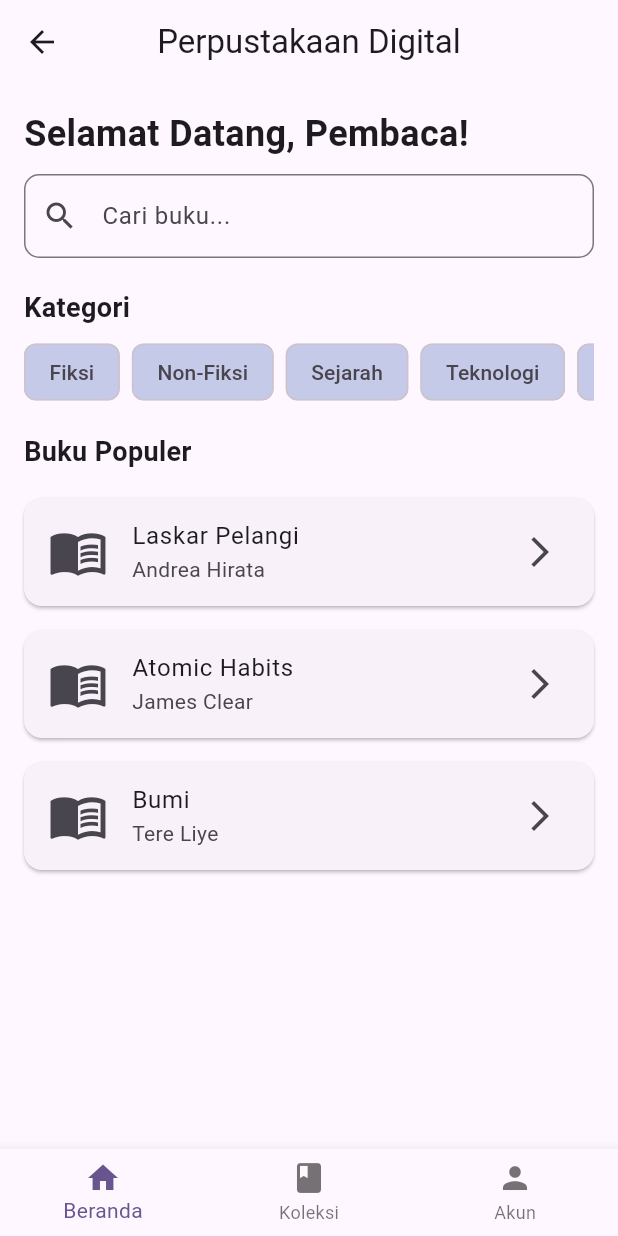
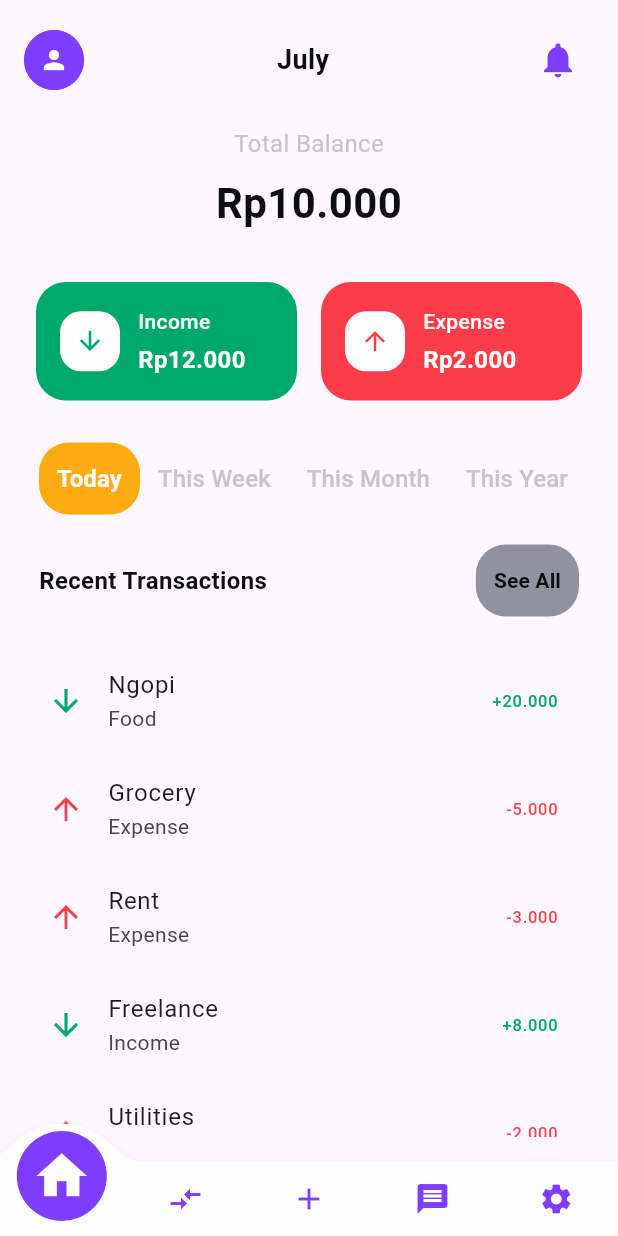
Before and after one commit to wirasyf/Budget-App, a Flutter app: the HomePage screen opened directly, on a phone screen of 412 x 824 dp. Run offline on Flutter 3.47's test engine with Material 3 defaults, Android fonts, the phone set to English and light mode, and no system bars; drawn by our look-alikes of convex_bottom_bar; our stand-ins replace firebase_core; accounts and stored records are empty.

Commit message:
membuat ui homepage

```diff
--- a/lib/auth/login.dart
+++ b/lib/auth/login.dart
@@ -1,5 +1,6 @@
 import 'package:flutter/material.dart';
-import 'package:flutter1/home/home.dart';
+import 'package:flutter1/main/home.dart';
+// import 'package:flutter1/home/home.dart';
 
 class LoginPage extends StatefulWidget {
   const LoginPage({super.key});
@@ -144,7 +145,7 @@ class _LoginPageState extends State<LoginPage> {
                   onPressed: () {
                     Navigator.push(
                       context,
-                      MaterialPageRoute(builder: (context) => const HomePage()),
+                      MaterialPageRoute(builder: (context) => HomePage()),
                     );
                   },
                   style: ElevatedButton.styleFrom(
--- /dev/null
+++ b/lib/const/color.dart
@@ -0,0 +1,11 @@
+import 'package:flutter/material.dart';
+
+final Color appGreen = const Color(0xFF00A86B);
+final Color appRed = const Color(0xFFFD3C4A);
+final Color appPrimary = const Color(0xFF7F3DFF);
+final Color appViolet = const Color.fromARGB(255, 176, 151, 227);
+final Color appYellow = const Color(0xFFFCAC12);
+final Color appGrey = const Color(0xFF91919F);
+final Color appBlack = const Color(0xFF0D0E0F);
+final Color appWhite = const Color(0xFFFCFCFC);
+final Color appBlackSoft = const Color(0xFFC6C6C6);
--- a/lib/home/home.dart
+++ /dev/null
@@ -1,109 +0,0 @@
-import 'package:flutter/material.dart';
-
-void main() {
-  runApp(const LibraryApp());
-}
-
-class LibraryApp extends StatelessWidget {
-  const LibraryApp({super.key});
-
-  @override
-  Widget build(BuildContext context) {
-    return MaterialApp(
-      title: 'Perpustakaan Digital',
-      debugShowCheckedModeBanner: false,
-      theme: ThemeData(
-        primarySwatch: Colors.indigo,
-      ),
-      home: const HomePage(),
-    );
-  }
-}
-
-class HomePage extends StatelessWidget {
-  const HomePage({super.key});
-
-  @override
-  Widget build(BuildContext context) {
-    return Scaffold(
-      appBar: AppBar(
-        title: const Text('Perpustakaan Digital'),
-        centerTitle: true,
-      ),
-      body: ListView(
-        padding: const EdgeInsets.all(16),
-        children: [
-          const Text(
-            'Selamat Datang, Pembaca!',
-            style: TextStyle(fontSize: 24, fontWeight: FontWeight.bold),
-          ),
-          const SizedBox(height: 10),
-          TextField(
-            decoration: InputDecoration(
-              hintText: 'Cari buku...',
-              prefixIcon: const Icon(Icons.search),
-              border: OutlineInputBorder(borderRadius: BorderRadius.circular(10)),
-            ),
-          ),
-          const SizedBox(height: 20),
-          const Text(
-            'Kategori',
-            style: TextStyle(fontSize: 18, fontWeight: FontWeight.w600),
-          ),
-          const SizedBox(height: 10),
-          SizedBox(
-            height: 40,
-            child: ListView(
-              scrollDirection: Axis.horizontal,
-              children: [
-                categoryChip('Fiksi'),
-                categoryChip('Non-Fiksi'),
-                categoryChip('Sejarah'),
-                categoryChip('Teknologi'),
-                categoryChip('Anak-anak'),
-              ],
-            ),
-          ),
-          const SizedBox(height: 20),
-          const Text(
-            'Buku Populer',
-            style: TextStyle(fontSize: 18, fontWeight: FontWeight.w600),
-          ),
-          const SizedBox(height: 10),
-          popularBookCard('Laskar Pelangi', 'Andrea Hirata'),
-          popularBookCard('Atomic Habits', 'James Clear'),
-          popularBookCard('Bumi', 'Tere Liye'),
-        ],
-      ),
-      bottomNavigationBar: BottomNavigationBar(
-        items: const [
-          BottomNavigationBarItem(icon: Icon(Icons.home), label: 'Beranda'),
-          BottomNavigationBarItem(icon: Icon(Icons.book), label: 'Koleksi'),
-          BottomNavigationBarItem(icon: Icon(Icons.person), label: 'Akun'),
-        ],
-      ),
-    );
-  }
-
-  Widget categoryChip(String label) {
-    return Padding(
-      padding: const EdgeInsets.only(right: 8),
-      child: Chip(
-        label: Text(label),
-        backgroundColor: Colors.indigo[100],
-      ),
-    );
-  }
-
-  Widget popularBookCard(String title, String author) {
-    return Card(
-      margin: const EdgeInsets.symmetric(vertical: 8),
-      child: ListTile(
-        leading: const Icon(Icons.menu_book, size: 40),
-        title: Text(title),
-        subtitle: Text(author),
-        trailing: const Icon(Icons.arrow_forward_ios),
-      ),
-    );
-  }
-}
--- a/lib/main.dart
+++ b/lib/main.dart
@@ -1,6 +1,8 @@
 import 'package:flutter/material.dart';
-import 'package:flutter1/auth/login.dart';
+// import 'package:flutter1/auth/login.dart';
+import 'package:flutter1/main/home.dart';
 // import 'package:flutter1/home/home.dart';
+
 
 
 void main() {
@@ -17,7 +19,7 @@ class MyApp extends StatelessWidget {
       theme: ThemeData(
         colorScheme: ColorScheme.fromSeed(seedColor: Colors.deepPurple),
       ),
-      home: const LoginPage(),
+      home: const HomePage(),
     );
   }
 }
--- /dev/null
+++ b/lib/main/home.dart
@@ -0,0 +1,75 @@
+import 'package:flutter/material.dart';
+import 'package:flutter1/widget/balance.dart';
+import 'package:flutter1/widget/buttom_bar.dart';
+import 'package:flutter1/widget/date_filter.dart';
+import 'package:flutter1/widget/info_balance.dart';
+import 'package:flutter1/widget/info_trans.dart';
+import 'package:flutter1/widget/recent_section.dart';
+import 'package:flutter1/widget/up_bar.dart';
+
+class HomePage extends StatefulWidget {
+  const HomePage({super.key});
+
+  @override
+  State<HomePage> createState() => _HomePageState();
+}
+
+class _HomePageState extends State<HomePage> {
+  @override
+  Widget build(BuildContext context) {
+    return Scaffold(
+      body: SafeArea(
+        child: Padding(
+          padding: const EdgeInsets.all(16.0),
+          child: Column(
+            children: [
+              // Header
+              NavBar(),
+              SizedBox(height: 20),
+
+              // Balance
+              Balance(),
+              SizedBox(height: 25),
+
+              // Income and Expense
+              Row(
+                children: [
+                  InfoBalance(IsIncome: true, Nominal: "12.000"),
+                  InfoBalance(IsIncome: false, Nominal: "2.000"),
+                ],
+              ),
+              SizedBox(height: 10),
+
+              // Date Filter
+              DateFilter(),
+
+              // Recent Transactions Section
+              RecentSection(),
+              SizedBox(height: 10),
+
+              // ListView for recent transactions
+              Expanded(
+                child: SizedBox(
+                  child: ListView(
+                    shrinkWrap: true,
+                    children: [
+                      InfoTransaction(titleTrans: "Ngopi", categoryTrans: "Food", nominalTrans: "20.000", isExpense: true,),
+                      InfoTransaction(titleTrans: "Grocery", categoryTrans: "Expense", nominalTrans: "5.000", isExpense: false,),
+                      InfoTransaction(titleTrans: "Rent", categoryTrans: "Expense", nominalTrans: "3.000", isExpense: false,),
+                      InfoTransaction(titleTrans: "Freelance", categoryTrans: "Income", nominalTrans: "8.000", isExpense: true,),
+                      InfoTransaction(titleTrans: "Utilities", categoryTrans: "Expense", nominalTrans: "2.000", isExpense: false,),
+                      InfoTransaction(titleTrans: "Transport", categoryTrans: "Expense", nominalTrans: "1.000", isExpense: false,),
+                      InfoTransaction(titleTrans: "Bonus", categoryTrans: "Income", nominalTrans: "10.000", isExpense: true,),
+                      InfoTransaction(titleTrans: "Dinner", categoryTrans: "Food", nominalTrans: "15.000", isExpense: true,),
+                    ],
+                  ),
+                ),
+              ),
+            ],
+          ),
+        ),
+      ),
+      bottomNavigationBar: ButtomBar(),
+    );
+  }
+}
--- /dev/null
+++ b/lib/widget/balance.dart
@@ -0,0 +1,27 @@
+import 'package:flutter/material.dart';
+import 'package:flutter1/const/color.dart';
+
+class Balance extends StatelessWidget {
+  const Balance({super.key});
+
+  @override
+  Widget build(BuildContext context) {
+    return Column(
+      children: [
+        Text(
+          "Total Balance",
+          style: TextStyle(fontSize: 16, color: appBlackSoft),
+        ),
+        SizedBox(height: 8),
+        Text(
+          "Rp10.000",
+          style: TextStyle(
+            fontSize: 28,
+            fontWeight: FontWeight.bold,
+            color: appBlack,
+          ),
+        ),
+      ],
+    );
+  }
+}
--- /dev/null
+++ b/lib/widget/buttom_bar.dart
@@ -0,0 +1,26 @@
+
+import 'package:convex_bottom_bar/convex_bottom_bar.dart';
+import 'package:flutter/material.dart';
+import 'package:flutter1/const/color.dart';
+
+class ButtomBar extends StatelessWidget {
+  const ButtomBar({super.key});
+
+  @override
+  Widget build(BuildContext context) {
+    return ConvexAppBar(
+      style: TabStyle.reactCircle,
+      backgroundColor: appWhite,
+      color: appPrimary,
+      activeColor: appPrimary,
+      items: [
+        TabItem(icon: Icons.home),
+        TabItem(icon: Icons.compare_arrows_outlined),
+        TabItem(icon: Icons.add),
+        TabItem(icon: Icons.message),
+        TabItem(icon: Icons.settings),
+      ],
+      onTap: (int i) => print('click index=$i'),
+    );
+  }
+}
--- /dev/null
+++ b/lib/widget/date_filter.dart
@@ -0,0 +1,57 @@
+import 'package:flutter/material.dart';
+import 'package:flutter1/const/color.dart';
+
+
+class DateFilter extends StatelessWidget {
+  const DateFilter({super.key});
+
+  @override
+  Widget build(BuildContext context) {
+    return Padding(
+      padding: const EdgeInsets.all(10),
+      child: Row(
+        mainAxisAlignment: MainAxisAlignment.spaceBetween,
+        children: [
+          Container(
+            decoration: BoxDecoration(
+              color: appYellow,
+              borderRadius: BorderRadius.circular(20),
+            ),
+            child: TextButton(
+              onPressed: () {},
+              child: Text(
+                "Today",
+                style: TextStyle(
+                  fontSize: 16,
+                  color: appWhite,
+                  fontWeight: FontWeight.bold,
+                ),
+              ),
+            ),
+          ),
+          TextButton(
+            onPressed: () {},
+            child: Text(
+              "This Week",
+              style: TextStyle(fontSize: 16, color: appBlackSoft),
+            ),
+          ),
+          TextButton(
+            onPressed: () {},
+            child: Text(
+              "This Month",
+              style: TextStyle(fontSize: 16, color: appBlackSoft),
+            ),
+          ),
+          TextButton(
+            onPressed: () {},
+            child: Text(
+              "This Year",
+              style: TextStyle(fontSize: 16, color: appBlackSoft),
+            ),
+          ),
+        ],
+      ),
+    );
+  }
+}
--- /dev/null
+++ b/lib/widget/info_balance.dart
@@ -0,0 +1,73 @@
+import 'package:flutter/material.dart';
+import 'package:flutter1/const/color.dart';
+
+
+class InfoBalance extends StatelessWidget {
+  const InfoBalance({
+    super.key,
+    // ignore: non_constant_identifier_names
+    required this.IsIncome,
+    // ignore: non_constant_identifier_names
+    required this.Nominal,
+  });
+
+  // ignore: non_constant_identifier_names
+  final bool IsIncome;
+  // ignore: non_constant_identifier_names
+  final String Nominal;
+
+  @override
+  Widget build(BuildContext context) {
+    return Expanded(
+      child: Container(
+        margin: const EdgeInsets.all(8),
+        decoration: BoxDecoration(
+          color: IsIncome ? appGreen : appRed,
+          borderRadius: BorderRadius.circular(20),
+        ),
+        child: Padding(
+          padding: const EdgeInsets.all(16),
+          child: Row(
+            children: [
+              Container(
+                width: 40,
+                height: 40,
+                decoration: BoxDecoration(
+                  color: appWhite,
+                  borderRadius: BorderRadius.circular(14),
+                ),
+                child: IsIncome ? Icon(Icons.arrow_downward, color: appGreen, size: 20) : Icon(Icons.arrow_upward, color: appRed, size: 20),
+              ),
+              SizedBox(width: 12),
+              Expanded(
+                child: Column(
+                  crossAxisAlignment: CrossAxisAlignment.start,
+                  mainAxisAlignment: MainAxisAlignment.center,
+                  children: [
+                    Text(
+                      IsIncome ? "Income" : "Expense",
+                      style: TextStyle(
+                        color: appWhite,
+                        fontSize: 14,
+                        fontWeight: FontWeight.w500,
+                      ),
+                    ),
+                    SizedBox(height: 4),
+                    Text(
+                      "Rp$Nominal",
+                      style: TextStyle(
+                        color: appWhite,
+                        fontSize: 16,
+                        fontWeight: FontWeight.bold,
+                      ),
+                    ),
+                  ],
+                ),
+              ),
+            ],
+          ),
+        ),
+      ),
+    );
+  }
+}
--- /dev/null
+++ b/lib/widget/info_trans.dart
@@ -0,0 +1,32 @@
+import 'package:flutter/material.dart';
+import 'package:flutter1/const/color.dart';
+
+class InfoTransaction extends StatelessWidget {
+  const InfoTransaction({
+    super.key,
+    required this.titleTrans,
+    required this.categoryTrans,
+    required this.nominalTrans,
+    required this.isExpense,
+  });
+
+  final bool isExpense;
+  final String titleTrans;
+  final String categoryTrans;
+  final String nominalTrans;
+
+  @override
+  Widget build(BuildContext context) {
+    return ListTile(
+      leading: isExpense
+          ? Icon(Icons.arrow_downward, color: appGreen)
+          : Icon(Icons.arrow_upward, color: appRed),
+      title: Text(titleTrans),
+      subtitle: Text(categoryTrans),
+      trailing: Text(
+        isExpense ? "+$nominalTrans" : "-$nominalTrans",
+        style: TextStyle(color: isExpense ? appGreen : appRed),
+      ),
+    );
+  }
+}
--- /dev/null
+++ b/lib/widget/recent_section.dart
@@ -0,0 +1,43 @@
+import 'package:flutter/material.dart';
+import 'package:flutter1/const/color.dart';
+
+class RecentSection extends StatelessWidget {
+  const RecentSection({super.key});
+
+  @override
+  Widget build(BuildContext context) {
+    return Container(
+      padding: const EdgeInsets.all(10),
+      child: Row(
+        mainAxisAlignment: MainAxisAlignment.spaceBetween,
+        children: [
+          Text(
+            "Recent Transactions",
+            style: TextStyle(
+              fontSize: 16,
+              color: appBlack,
+              fontWeight: FontWeight.bold,
+            ),
+          ),
+          Container(
+            decoration: BoxDecoration(
+              color: appGrey,
+              borderRadius: BorderRadius.circular(20),
+            ),
+            child: TextButton(
+              onPressed: () {},
+              child: Text(
+                "See All",
+                style: TextStyle(
+                  color: appBlack,
+                  fontSize: 14,
+                  fontWeight: FontWeight.bold,
+                ),
+              ),
+            ),
+          ),
+        ],
+      ),
+    );
+  }
+}
--- /dev/null
+++ b/lib/widget/up_bar.dart
@@ -0,0 +1,40 @@
+import 'package:flutter/material.dart';
+import 'package:flutter1/const/color.dart';
+
+class NavBar extends StatelessWidget {
+  const NavBar({super.key});
+
+  @override
+  Widget build(BuildContext context) {
+    return Row(
+      mainAxisAlignment: MainAxisAlignment.spaceBetween,
+      children: [
+        Container(
+          decoration: BoxDecoration(shape: BoxShape.circle, color: appPrimary),
+          child: CircleAvatar(
+            radius: 20,
+            backgroundColor: appPrimary,
+            child: IconButton(
+              onPressed: () {},
+              icon: Icon(Icons.person, size: 20, color: appWhite),
+            ),
+          ),
+        ),
+        Text(
+          "July",
+          style: TextStyle(
+            fontSize: 18,
+            color: appBlack,
+            fontWeight: FontWeight.bold,
+          ),
+        ),
+        IconButton(
+          onPressed: () {},
+          icon: Icon(Icons.notifications),
+          iconSize: 28,
+          color: appPrimary,
+        ),
+      ],
+    );
+  }
+}
--- a/pubspec.yaml
+++ b/pubspec.yaml
@@ -35,6 +35,8 @@ dependencies:
   # Use with the CupertinoIcons class for iOS style icons.
   cupertino_icons: ^1.0.8
   firebase_core: ^3.15.0
+  flutter_vector_icons: ^2.0.0
+  convex_bottom_bar: ^3.2.0
 
 dev_dependencies:
   flutter_test:
```
Also changed, not shown: pubspec.lock.
